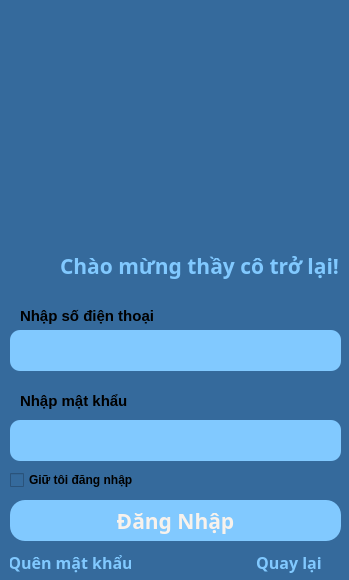
DinhPhongNe/Python-course, file TL-C4K-PTA02/Cuoi_Khoa_Python/gui/login-teacher.ui: the form before one commit.
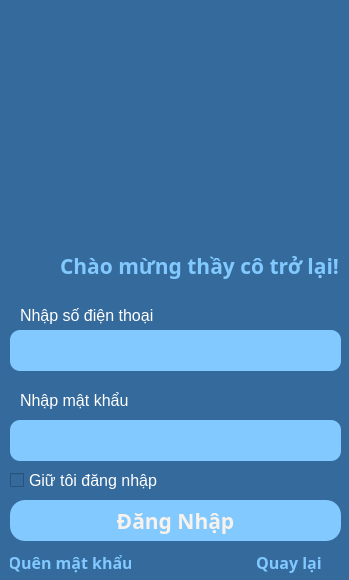
The form after the commit. Icons and pictures are not drawn.

The edit to the form file:
```diff
--- a/TL-C4K-PTA02/Cuoi_Khoa_Python/gui/login-teacher.ui
+++ b/TL-C4K-PTA02/Cuoi_Khoa_Python/gui/login-teacher.ui
@@ -14,7 +14,10 @@
    <string>MainWindow</string>
   </property>
   <property name="styleSheet">
-   <string notr="true">background-color: #356a9c;</string>
+   <string notr="true">background-color: #356a9c;
+font: 75 12pt &quot;MS Shell Dlg 2&quot;;
+color:rgb(129, 201, 255);
+color: white;</string>
   </property>
   <widget class="QWidget" name="centralwidget">
    <widget class="QCheckBox" name="checkBox">
@@ -22,15 +25,17 @@
      <rect>
       <x>10</x>
       <y>470</y>
-      <width>141</width>
+      <width>181</width>
       <height>20</height>
      </rect>
     </property>
     <property name="font">
      <font>
-      <pointsize>9</pointsize>
-      <weight>75</weight>
-      <bold>true</bold>
+      <family>MS Shell Dlg 2</family>
+      <pointsize>12</pointsize>
+      <weight>9</weight>
+      <italic>false</italic>
+      <bold>false</bold>
      </font>
     </property>
     <property name="text">
@@ -83,9 +88,11 @@
     </property>
     <property name="font">
      <font>
-      <pointsize>11</pointsize>
-      <weight>75</weight>
-      <bold>true</bold>
+      <family>MS Shell Dlg 2</family>
+      <pointsize>12</pointsize>
+      <weight>9</weight>
+      <italic>false</italic>
+      <bold>false</bold>
      </font>
     </property>
     <property name="styleSheet">
@@ -106,12 +113,11 @@
     </property>
     <property name="font">
      <font>
-      <pointsize>11</pointsize>
-      <weight>75</weight>
+      <family>MS Shell Dlg 2</family>
+      <pointsize>12</pointsize>
+      <weight>9</weight>
       <italic>false</italic>
-      <bold>true</bold>
-      <underline>false</underline>
-      <strikeout>false</strikeout>
+      <bold>false</bold>
      </font>
     </property>
     <property name="styleSheet">
```
Left out of the diff: 12 changed lines with no effect on the pictures.
